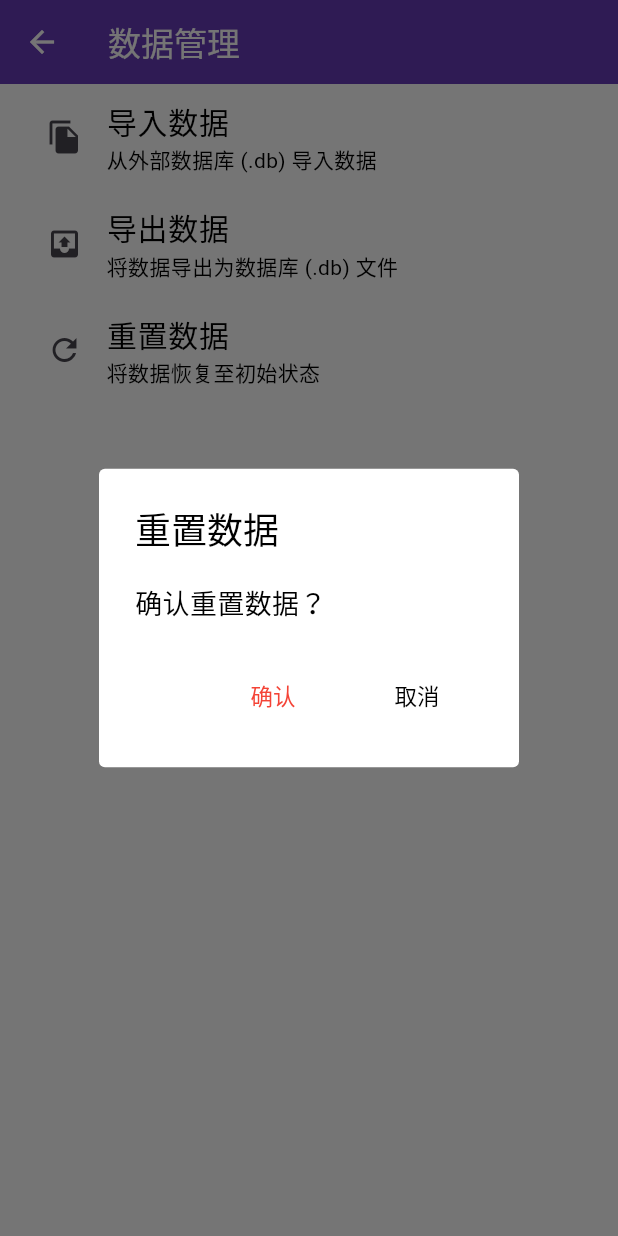
After one commit to maodaisuki/jlptgrammar, a Flutter app: the DataMangerPage screen opened by its route, after a tap on "重置数据", on a phone screen of 412 x 824 dp. The commit adds this screen. Run offline on Flutter 3.47's test engine with Material 3 defaults, Android fonts, the phone set to English and light mode, and no system bars; our stand-ins replace permission_handler, share_plus, shared_preferences, sqflite; accounts and stored records are empty; statements that could not run were skipped.

```diff
--- a/lib/main.dart
+++ b/lib/main.dart
@@ -13,6 +13,7 @@ import 'package:jlptgrammar/widgets/listtile_widget.dart';
 import 'package:jlptgrammar/widgets/search_widget.dart';
 import 'package:shared_preferences/shared_preferences.dart';
 import 'package:jlptgrammar/common/theme.dart';
+import 'package:jlptgrammar/pages/data_manger_page.dart';
 
 void main() async {
   print("运行APP");
@@ -49,6 +50,7 @@ class MyApp extends StatelessWidget {
         '/datainfo': (context) => const DataInfoPage(),
         '/exercises': (context) => const ExercisesPage(),
         '/settings': (context) => const SettingsPage(),
+        '/dataManger': (context) => const DataMangerPage(),
       },
       theme: ThemeData(
         // TODO 自定义水波纹 || 消除 bug
--- /dev/null
+++ b/lib/pages/data_manger_page.dart
@@ -0,0 +1,153 @@
+import 'package:flutter/material.dart';
+import 'package:jlptgrammar/common/global.dart';
+import 'package:shared_preferences/shared_preferences.dart';
+import 'package:jlptgrammar/common/theme.dart';
+
+import '../utils/permission_tool.dart';
+
+class DataMangerPage extends StatefulWidget {
+  const DataMangerPage({
+    Key? key,
+  }) : super(key: key);
+  @override
+  _DataMangerPageState createState() => _DataMangerPageState();
+}
+
+class _DataMangerPageState extends State<DataMangerPage> {
+
+  @override
+  Widget build(BuildContext context) {
+    return Scaffold(
+      backgroundColor: themeConfig['backgroundColor'],
+      appBar: AppBar(
+        title: Text("数据管理", style: TextStyle(color: themeConfig['titleColor'])),
+        backgroundColor: themeConfig['themeColor'],
+        leading: IconButton(
+          icon: const Icon(Icons.arrow_back),
+          onPressed: () {
+            Navigator.pop(
+                context
+            );
+          },
+          color: themeConfig['iconColor'],
+        ),
+      ),
+      body: Container(
+        margin: const EdgeInsets.all(0),
+        child: SingleChildScrollView(
+          child: Container(
+            child: Column(
+              children: [
+                ListTile(
+                  leading: Container(
+                    margin: EdgeInsets.only(left: 15),
+                    child: Icon(Icons.file_copy, color: themeConfig['drawerIconColor']),
+                  ),
+                  title: Text('导入数据', style: TextStyle(fontSize: 20, color: themeConfig['textColor'])),
+                  subtitle: Text('从外部数据库 (.db) 导入数据', style: TextStyle(fontSize: 14, color: themeConfig['textColor'])),
+                  minVerticalPadding: 10,
+                  onTap: () {
+
+                  },
+                ),
+                ListTile(
+                  leading: Container(
+                    margin: EdgeInsets.only(left: 15),
+                    child: Icon(Icons.outbox, color: themeConfig['drawerIconColor']),
+                  ),
+                  title: Text('导出数据', style: TextStyle(fontSize: 20, color: themeConfig['textColor'])),
+                  subtitle: Text('将数据导出为数据库 (.db) 文件', style: TextStyle(fontSize: 14, color: themeConfig['textColor'])),
+                  minVerticalPadding: 10,
+                  onTap: () async {
+                    // TODO 考虑边界情况
+                    await grammar.databaseHelper.exportDatabase();
+                  },
+                ),
+                ListTile(
+                  leading: Container(
+                    margin: EdgeInsets.only(left: 15),
+                    child: Icon(Icons.refresh, color: themeConfig['drawerIconColor']),
+                  ),
+                  title: Text('重置数据', style: TextStyle(fontSize: 20, color: themeConfig['textColor'])),
+                  subtitle: Text('将数据恢复至初始状态', style: TextStyle(fontSize: 14, color: themeConfig['textColor'])),
+                  minVerticalPadding: 10,
+                  onTap: () {
+                    showDialog(
+                      barrierDismissible: false,
+                      context: context,
+                      builder: (BuildContext context) {
+                        bool isConfirmed = false;
+                        return WillPopScope(
+                          onWillPop: () async {
+                            if(isConfirmed) {
+                              return Future.value(false); // 阻止对话框被关闭
+                            }
+                            else {
+                              return Future.value(true);
+                            }
+                          },
+                          child: StatefulBuilder(
+                            builder: (context, state) {
+                              return AlertDialog(
+                                backgroundColor: themeConfig['backgroundColor'],
+                                title: Text("重置数据", style: TextStyle(color: themeConfig['textColor'])),
+                                shape: const RoundedRectangleBorder(
+                                  borderRadius: BorderRadius.all(Radius.circular(4))
+                                ),
+                                content: isConfirmed == false
+                                  ? Container(
+                                      margin: EdgeInsets.only(top: 5),
+                                      child: Text("确认重置数据？", style: TextStyle(fontSize: 18, color: themeConfig['textColor']))
+                                    )
+                                  : Container(
+                                      margin: EdgeInsets.only(top: 5),
+                                      child: SizedBox(
+                                        height: 5,
+                                        child: LinearProgressIndicator(color: isLightTheme ? themeConfig['themeColor'] : themeConfig['titleColor']),
+                                      )
+                                  ),
+                                actions: isConfirmed == false
+                                  ? <Widget>[
+                                    MaterialButton(
+                                      child: const Text('确认', style: TextStyle(color: Colors.red, fontSize: 15)),
+                                      onPressed: () async {
+                                        state(() {
+                                          isConfirmed = !isConfirmed;
+                                        });
+                                        await grammar.databaseHelper.resetDb();
+                                        await grammar.init().then((_) async {
+                                          // 重置
+                                          // 1 防止一直刷新
+                                          g.value = (g.value + 1) == 0 ? 1 : (g.value + 1);
+                                        });
+                                        // 延时 1 秒
+                                        await Future.delayed(Duration(seconds: 1), () {
+                                          Navigator.pop(context);}
+                                        );
+                                      }
+                                    ),
+                                    MaterialButton(
+                                      child: Text(
+                                        '取消', style: TextStyle(color: themeConfig['textColor'], fontSize: 15)),
+                                      onPressed: () {
+                                        Navigator.pop(context);
+                                      },
+                                    )
+                                  ]
+                                  : <Widget>[],
+                              );
+                            }
+                          ),
+                        );
+                      }
+                    );
+                  },
+                ),
+              ],
+            ),
+          ),
+        ),
+      ),
+    );
+  }
+}
--- a/lib/pages/settings_page.dart
+++ b/lib/pages/settings_page.dart
@@ -104,7 +104,7 @@ class _SettingsPageState extends State<SettingsPage> {
                       subtitle: Text('管理软件数据内容', style: TextStyle(fontSize: 14, color: themeConfig['textColor'])),
                       minVerticalPadding: 10,
                       onTap: () {
-
+                        Navigator.of(context).pushNamed('/dataManger');
                       },
                     ),
                     ListTile(
--- a/lib/widgets/listtile_widget.dart
+++ b/lib/widgets/listtile_widget.dart
@@ -22,14 +22,13 @@ class _GrammarListItemState extends State<GrammarListItem>{
       children: [
         ListTile(
           title: Text((widget.grammarList[widget.index].name).toString(), style: TextStyle(fontSize: 18, color: themeConfig['textColor'])),
-          // TODO bug: 处理回退按钮状态
           onTap: () {
             Navigator.push(
               context,
               MaterialPageRoute(builder: (context) => GrammarItemPage(list: widget.grammarList, index: widget.index)),
             );
           },
-          trailing: Icon(Icons.keyboard_arrow_right, color: themeConfig['drawIconColor']),
+          trailing: Icon(Icons.keyboard_arrow_right, color: themeConfig['drawerIconColor']),
         ),
         Divider(
           height: 0.5,
--- a/pubspec.yaml
+++ b/pubspec.yaml
@@ -41,10 +41,10 @@ dependencies:
   path_provider: ^2.1.1
   # 7.0.2 不要更改 share_plus 版本 详情参见 https://github.com/fluttercommunity/plus_plugins/issues/1351#issuecomment-1594494904
   share_plus: ^7.0.2
-  #  这个包预计在下一个版本使用
   permission_handler: ^11.0.1
   flutter_native_splash: ^2.3.4
   shared_preferences: ^2.2.2
+  package_info_plus: ^4.2.0
 
 dev_dependencies:
   flutter_test:
```
Also changed, not shown: lib/pages/item_page.dart (+6 -5 lines), lib/utils/db_tool.dart (+41 -1 lines), lib/utils/permission_tool.dart (added, +9 -0 lines), pubspec.lock, 43 other files.
